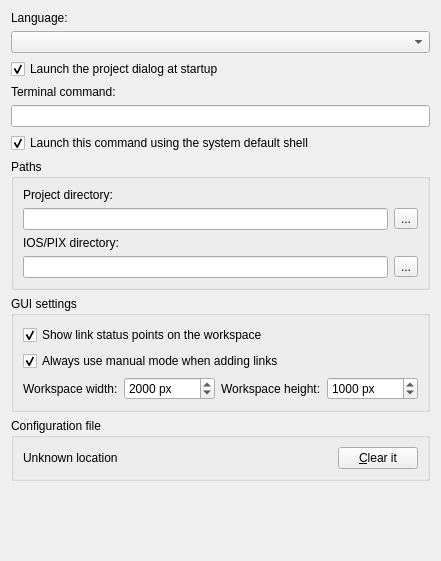
This is src/GNS3/Ui/ConfigurationPages/Form_PreferencesGeneral.ui in GNS3/gns3-legacy as Qt 5 draws it before an edit. The edited form follows.
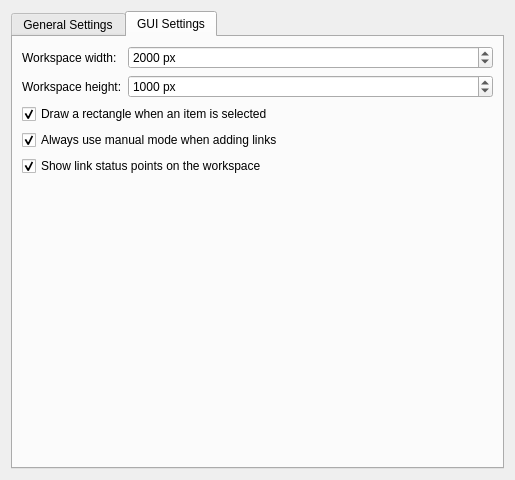
This is the edited form. The open tabs and pages were chosen to show the change.

Commit message: [*] Option to draw a rectangle around an item when it is selected

The edit to the form file:
```diff
--- a/src/GNS3/Ui/ConfigurationPages/Form_PreferencesGeneral.ui
+++ b/src/GNS3/Ui/ConfigurationPages/Form_PreferencesGeneral.ui
@@ -5,8 +5,8 @@
    <rect>
     <x>0</x>
     <y>0</y>
-    <width>437</width>
-    <height>561</height>
+    <width>511</width>
+    <height>480</height>
    </rect>
   </property>
   <property name="windowTitle" >
@@ -14,6 +14,16 @@
   </property>
   <layout class="QVBoxLayout" >
    <item>
+    <widget class="QTabWidget" name="tabWidget" >
+     <property name="currentIndex" >
+      <number>0</number>
+     </property>
+     <widget class="QWidget" name="tab" >
+      <attribute name="title" >
+       <string>General Settings</string>
+      </attribute>
+      <layout class="QGridLayout" >
+       <item row="0" column="0" >
     <widget class="QLabel" name="label" >
      <property name="enabled" >
       <bool>true</bool>
@@ -23,7 +33,7 @@
      </property>
     </widget>
    </item>
-   <item>
+       <item row="1" column="0" >
     <widget class="QComboBox" name="langsBox" >
      <property name="enabled" >
       <bool>true</bool>
@@ -36,7 +46,7 @@
      </property>
     </widget>
    </item>
-   <item>
+       <item row="2" column="0" >
     <widget class="QCheckBox" name="checkBoxProjectDialog" >
      <property name="text" >
       <string>Launch the project dialog at startup</string>
@@ -46,17 +56,17 @@
      </property>
     </widget>
    </item>
-   <item>
+       <item row="3" column="0" >
     <widget class="QLabel" name="label_4" >
      <property name="text" >
       <string>Terminal command:</string>
      </property>
     </widget>
    </item>
-   <item>
+       <item row="4" column="0" >
     <widget class="QLineEdit" name="lineEditTermCommand" />
    </item>
-   <item>
+       <item row="5" column="0" >
     <widget class="QCheckBox" name="checkBoxUseShell" >
      <property name="text" >
       <string>Launch this command using the system default shell</string>
@@ -66,7 +76,7 @@
      </property>
     </widget>
    </item>
-   <item>
+       <item row="6" column="0" >
     <widget class="QGroupBox" name="groupBox_2" >
      <property name="title" >
       <string>Paths</string>
@@ -115,88 +125,7 @@
      </layout>
     </widget>
    </item>
-   <item>
-    <widget class="QGroupBox" name="groupBox" >
-     <property name="title" >
-      <string>GUI settings</string>
-     </property>
-     <layout class="QGridLayout" >
-      <item row="0" column="0" colspan="4" >
-       <widget class="QCheckBox" name="checkBoxShowStatusPoints" >
-        <property name="text" >
-         <string>Show link status points on the workspace</string>
-        </property>
-        <property name="checked" >
-         <bool>true</bool>
-        </property>
-       </widget>
-      </item>
-      <item row="1" column="0" colspan="4" >
-       <widget class="QCheckBox" name="checkBoxManualConnections" >
-        <property name="text" >
-         <string>Always use manual mode when adding links</string>
-        </property>
-        <property name="checked" >
-         <bool>true</bool>
-        </property>
-       </widget>
-      </item>
-      <item row="2" column="0" >
-       <widget class="QLabel" name="label_5" >
-        <property name="text" >
-         <string>Workspace width:</string>
-        </property>
-       </widget>
-      </item>
-      <item row="2" column="1" >
-       <widget class="QSpinBox" name="workspaceWidth" >
-        <property name="suffix" >
-         <string> px</string>
-        </property>
-        <property name="minimum" >
-         <number>500</number>
-        </property>
-        <property name="maximum" >
-         <number>1000000</number>
-        </property>
-        <property name="singleStep" >
-         <number>100</number>
-        </property>
-        <property name="value" >
-         <number>2000</number>
-        </property>
-       </widget>
-      </item>
-      <item row="2" column="2" >
-       <widget class="QLabel" name="label_6" >
-        <property name="text" >
-         <string>Workspace height:</string>
-        </property>
-       </widget>
-      </item>
-      <item row="2" column="3" >
-       <widget class="QSpinBox" name="workspaceHeight" >
-        <property name="suffix" >
-         <string> px</string>
-        </property>
-        <property name="minimum" >
-         <number>500</number>
-        </property>
-        <property name="maximum" >
-         <number>1000000</number>
-        </property>
-        <property name="singleStep" >
-         <number>100</number>
-        </property>
-        <property name="value" >
-         <number>1000</number>
-        </property>
-       </widget>
-      </item>
-     </layout>
-    </widget>
-   </item>
-   <item>
+       <item row="7" column="0" >
     <widget class="QGroupBox" name="groupBox_3" >
      <property name="title" >
       <string>Configuration file</string>
@@ -232,18 +161,136 @@
      </layout>
     </widget>
    </item>
-   <item>
+       <item row="8" column="0" >
     <spacer>
      <property name="orientation" >
       <enum>Qt::Vertical</enum>
      </property>
      <property name="sizeHint" >
       <size>
-       <width>419</width>
-       <height>16</height>
+           <width>471</width>
+           <height>21</height>
       </size>
      </property>
     </spacer>
+       </item>
+      </layout>
+     </widget>
+     <widget class="QWidget" name="tab_2" >
+      <attribute name="title" >
+       <string>GUI Settings</string>
+      </attribute>
+      <layout class="QGridLayout" >
+       <item row="0" column="0" >
+        <widget class="QLabel" name="label_5" >
+         <property name="text" >
+          <string>Workspace width:</string>
+         </property>
+        </widget>
+       </item>
+       <item row="0" column="1" >
+        <widget class="QSpinBox" name="workspaceWidth" >
+         <property name="sizePolicy" >
+          <sizepolicy vsizetype="Fixed" hsizetype="Expanding" >
+           <horstretch>0</horstretch>
+           <verstretch>0</verstretch>
+          </sizepolicy>
+         </property>
+         <property name="suffix" >
+          <string> px</string>
+         </property>
+         <property name="minimum" >
+          <number>500</number>
+         </property>
+         <property name="maximum" >
+          <number>1000000</number>
+         </property>
+         <property name="singleStep" >
+          <number>100</number>
+         </property>
+         <property name="value" >
+          <number>2000</number>
+         </property>
+        </widget>
+       </item>
+       <item row="1" column="0" >
+        <widget class="QLabel" name="label_6" >
+         <property name="text" >
+          <string>Workspace height:</string>
+         </property>
+        </widget>
+       </item>
+       <item row="1" column="1" >
+        <widget class="QSpinBox" name="workspaceHeight" >
+         <property name="sizePolicy" >
+          <sizepolicy vsizetype="Fixed" hsizetype="Expanding" >
+           <horstretch>0</horstretch>
+           <verstretch>0</verstretch>
+          </sizepolicy>
+         </property>
+         <property name="suffix" >
+          <string> px</string>
+         </property>
+         <property name="minimum" >
+          <number>500</number>
+         </property>
+         <property name="maximum" >
+          <number>1000000</number>
+         </property>
+         <property name="singleStep" >
+          <number>100</number>
+         </property>
+         <property name="value" >
+          <number>1000</number>
+         </property>
+        </widget>
+       </item>
+       <item row="2" column="0" colspan="2" >
+        <widget class="QCheckBox" name="checkBoxDrawRectangle" >
+         <property name="text" >
+          <string>Draw a rectangle when an item is selected</string>
+         </property>
+         <property name="checked" >
+          <bool>true</bool>
+         </property>
+        </widget>
+       </item>
+       <item row="3" column="0" colspan="2" >
+        <widget class="QCheckBox" name="checkBoxManualConnections" >
+         <property name="text" >
+          <string>Always use manual mode when adding links</string>
+         </property>
+         <property name="checked" >
+          <bool>true</bool>
+         </property>
+        </widget>
+       </item>
+       <item row="4" column="0" colspan="2" >
+        <widget class="QCheckBox" name="checkBoxShowStatusPoints" >
+         <property name="text" >
+          <string>Show link status points on the workspace</string>
+         </property>
+         <property name="checked" >
+          <bool>true</bool>
+         </property>
+        </widget>
+       </item>
+       <item row="5" column="1" >
+        <spacer>
+         <property name="orientation" >
+          <enum>Qt::Vertical</enum>
+         </property>
+         <property name="sizeHint" >
+          <size>
+           <width>20</width>
+           <height>251</height>
+          </size>
+         </property>
+        </spacer>
+       </item>
+      </layout>
+     </widget>
+    </widget>
    </item>
   </layout>
  </widget>
```
Lines whose indentation alone changed are shown as unchanged. The commit also changes 61 other files.
